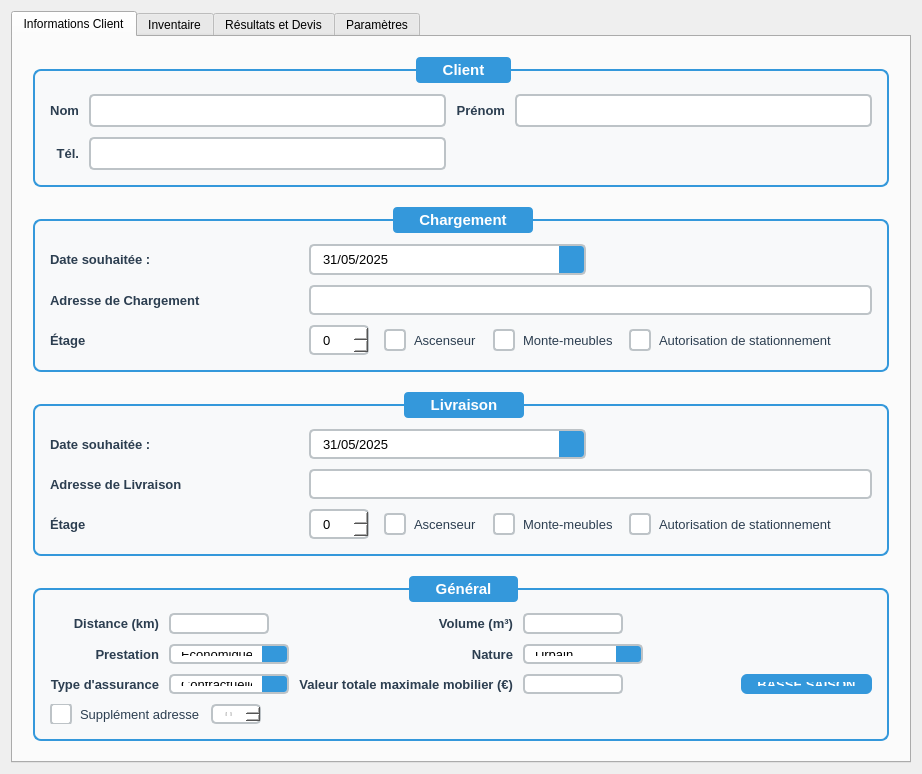
First picture: the form in DevisMaker/src/ui/MainWindow.ui, repository Andreas-Chatti/DevisMaker, before the edit.
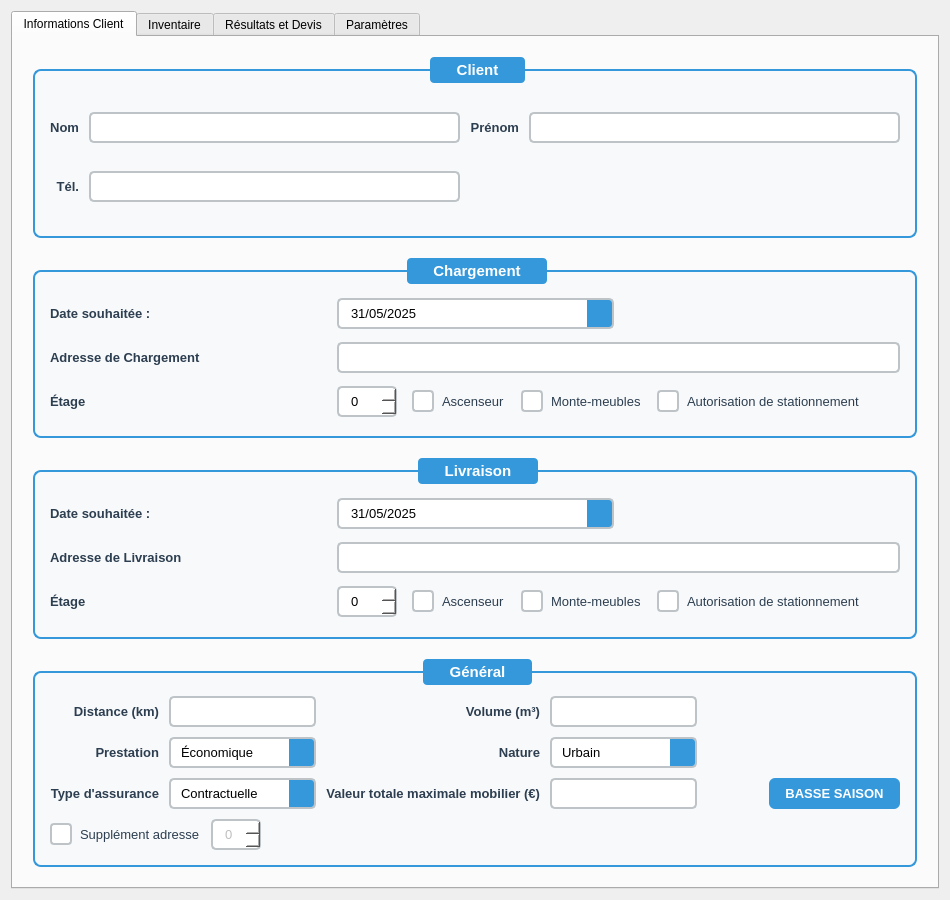
Second picture: the form after the edit. The open tabs and pages were chosen to show the change.

Commit message:
Refine UI layout and window sizing for optimal display
- Increase minimum window size to 950x900 for better visibility
- Adjust input field padding to 5px for optimal spacing
- Add Expanding sizePolicy to all input widgets in Général section
- Ensure all fields are properly visible and responsive
- Fix layout compression issues at minimum window size

What changed in the file:
```diff
--- a/DevisMaker/src/ui/MainWindow.ui
+++ b/DevisMaker/src/ui/MainWindow.ui
@@ -12,8 +12,8 @@
   </property>
   <property name="minimumSize">
    <size>
-    <width>700</width>
-    <height>675</height>
+    <width>950</width>
+    <height>900</height>
    </size>
   </property>
   <property name="maximumSize">
@@ -82,7 +82,7 @@
 }
 
 QLineEdit {
-    padding: 6px 10px;
+    padding: 5px 10px;
     border: 2px solid #bdc3c7;
     border-radius: 5px;
     background-color: white;
@@ -101,7 +101,7 @@
 }
 
 QDateEdit {
-    padding: 6px 10px;
+    padding: 5px 10px;
     border: 2px solid #bdc3c7;
     border-radius: 5px;
     background-color: white;
@@ -131,7 +131,7 @@
 }
 
 QComboBox {
-    padding: 6px 10px;
+    padding: 5px 10px;
     border: 2px solid #bdc3c7;
     border-radius: 5px;
     background-color: white;
@@ -158,7 +158,7 @@
 }
 
 QSpinBox {
-    padding: 6px 10px;
+    padding: 5px 10px;
     border: 2px solid #bdc3c7;
     border-radius: 5px;
     background-color: white;
@@ -639,18 +639,18 @@
            </item>
            <item row="1" column="1">
             <widget class="QComboBox" name="prestationComboBox">
+             <property name="sizePolicy">
+              <sizepolicy hsizetype="Expanding" vsizetype="Fixed">
+               <horstretch>0</horstretch>
+               <verstretch>0</verstretch>
+              </sizepolicy>
+             </property>
              <property name="minimumSize">
               <size>
                <width>120</width>
                <height>0</height>
               </size>
              </property>
-             <property name="maximumSize">
-              <size>
-               <width>120</width>
-               <height>16777215</height>
-              </size>
-             </property>
              <item>
               <property name="text">
                <string>Économique</string>
@@ -734,34 +734,34 @@
            </item>
            <item row="0" column="1">
             <widget class="QLineEdit" name="distanceLineEdit">
+             <property name="sizePolicy">
+              <sizepolicy hsizetype="Expanding" vsizetype="Fixed">
+               <horstretch>0</horstretch>
+               <verstretch>0</verstretch>
+              </sizepolicy>
+             </property>
              <property name="minimumSize">
               <size>
                <width>100</width>
                <height>0</height>
               </size>
              </property>
-             <property name="maximumSize">
-              <size>
-               <width>100</width>
-               <height>16777215</height>
-              </size>
-             </property>
             </widget>
            </item>
            <item row="0" column="3">
             <widget class="QLineEdit" name="volumelineEdit">
+             <property name="sizePolicy">
+              <sizepolicy hsizetype="Expanding" vsizetype="Fixed">
+               <horstretch>0</horstretch>
+               <verstretch>0</verstretch>
+              </sizepolicy>
+             </property>
              <property name="minimumSize">
               <size>
                <width>100</width>
                <height>0</height>
               </size>
              </property>
-             <property name="maximumSize">
-              <size>
-               <width>100</width>
-               <height>16777215</height>
-              </size>
-             </property>
             </widget>
            </item>
            <item row="0" column="0">
@@ -799,18 +799,18 @@
            </item>
            <item row="2" column="1">
             <widget class="QComboBox" name="typeAssuranceComboBox">
+             <property name="sizePolicy">
+              <sizepolicy hsizetype="Expanding" vsizetype="Fixed">
+               <horstretch>0</horstretch>
+               <verstretch>0</verstretch>
+              </sizepolicy>
+             </property>
              <property name="minimumSize">
               <size>
                <width>120</width>
                <height>0</height>
               </size>
              </property>
-             <property name="maximumSize">
-              <size>
-               <width>120</width>
-               <height>16777215</height>
-              </size>
-             </property>
              <item>
               <property name="text">
                <string>Contractuelle</string>
@@ -825,18 +825,18 @@
            </item>
            <item row="1" column="3">
             <widget class="QComboBox" name="natureComboBox">
+             <property name="sizePolicy">
+              <sizepolicy hsizetype="Expanding" vsizetype="Fixed">
+               <horstretch>0</horstretch>
+               <verstretch>0</verstretch>
+              </sizepolicy>
+             </property>
              <property name="minimumSize">
               <size>
                <width>120</width>
                <height>0</height>
               </size>
              </property>
-             <property name="maximumSize">
-              <size>
-               <width>120</width>
-               <height>16777215</height>
-              </size>
-             </property>
              <property name="editable">
               <bool>false</bool>
              </property>
@@ -898,18 +898,18 @@
            </item>
            <item row="2" column="3">
             <widget class="QLineEdit" name="valeurAssuranceLineEdit">
+             <property name="sizePolicy">
+              <sizepolicy hsizetype="Expanding" vsizetype="Fixed">
+               <horstretch>0</horstretch>
+               <verstretch>0</verstretch>
+              </sizepolicy>
+             </property>
              <property name="minimumSize">
               <size>
                <width>100</width>
                <height>0</height>
               </size>
              </property>
-             <property name="maximumSize">
-              <size>
-               <width>100</width>
-               <height>16777215</height>
-              </size>
-             </property>
             </widget>
            </item>
           </layout>
```
